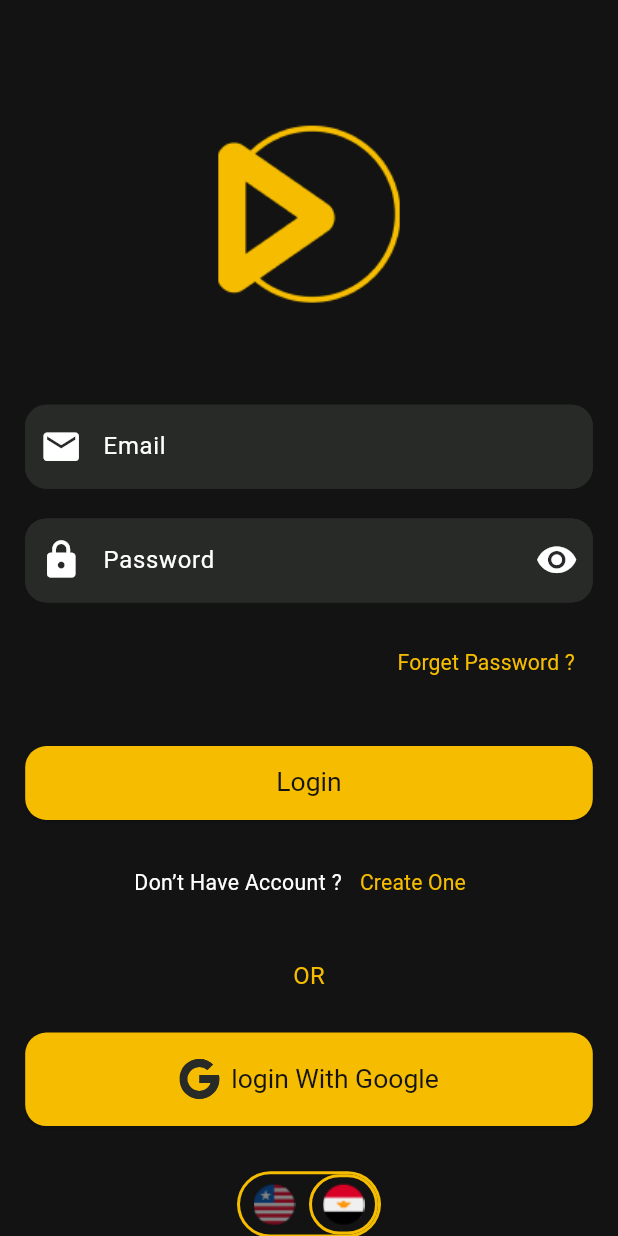
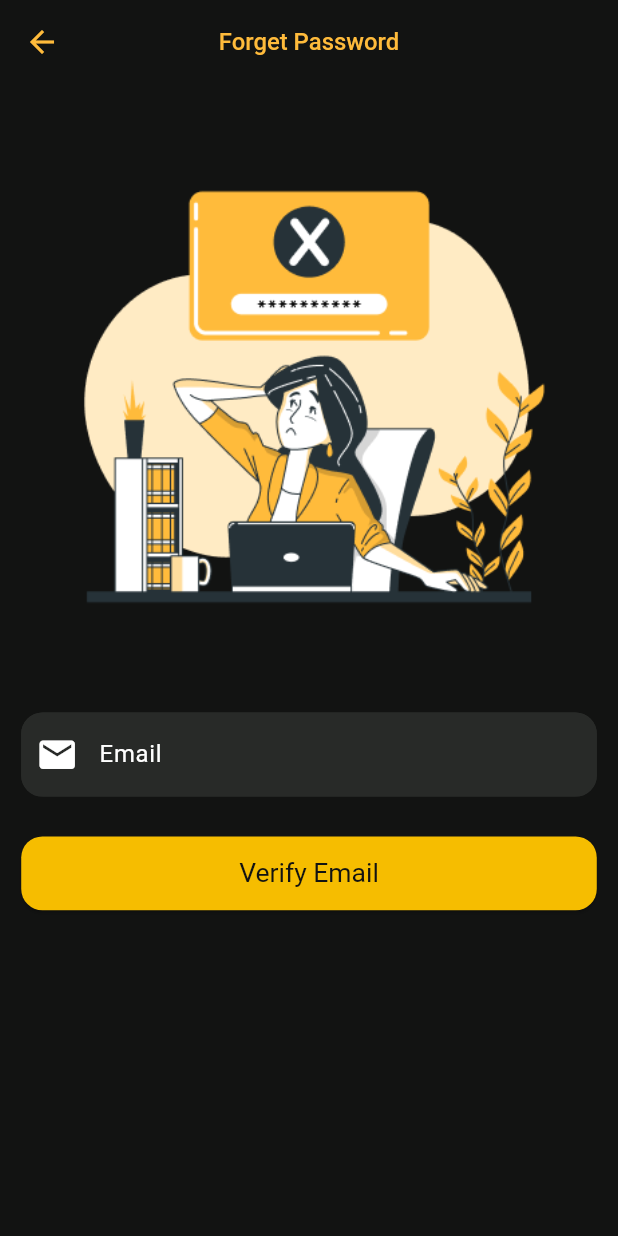
Before and after one commit to abdallah999-rgb/movie-app, a Flutter app: the SignInScreen screen opened directly, after a tap on "Forget Password ?", on a phone screen of 412 x 824 dp. Run offline on Flutter 3.47's test engine with Material 3 defaults, Android fonts, the phone set to English and light mode, and no system bars; drawn by our look-alikes of animated_toggle_switch; our stand-ins replace flutter_screenutil, flutter_svg, google_fonts, introduction_screen.

Commit message:
- finish splash and onboarding - finish authentication ui - begin authentication data logic

```diff
--- a/lib/core/assets_manager/assets_manager.dart
+++ b/lib/core/assets_manager/assets_manager.dart
@@ -12,4 +12,5 @@ class AssetsManager{
   static const String gamer3 = "assets/images/gamer 3.png";
   static const String america = "assets/images/LR.png";
   static const String egypt = "assets/images/EG (1).png";
+  static const String forgetPassword = "assets/images/Forgot password.png";
 }
--- a/lib/core/routes_manager/routes_manager.dart
+++ b/lib/core/routes_manager/routes_manager.dart
@@ -1,4 +1,5 @@
 import 'package:flutter/cupertino.dart';
+import 'package:movie_app/presentation/screens/authentication_screens/reset_password/reset_password.dart';
 import 'package:movie_app/presentation/screens/authentication_screens/sign_in_screen/sign_in_screen.dart';
 import 'package:movie_app/presentation/screens/authentication_screens/sign_up_screen/sign_up.dart';
 import 'package:movie_app/presentation/screens/home_screen/home_page.dart';
@@ -11,6 +12,7 @@ class RoutesManager{
   static const String onBoarding = "/on boarding";
   static const String signUp = "/sign up";
   static const String home = "/home";
+  static const String resetPassword = "/reset";
 
   static Route? router (RouteSettings settings){
     switch(settings.name){
@@ -19,6 +21,7 @@ class RoutesManager{
       case onBoarding : return CupertinoPageRoute(builder: (context) => OnboardingScreens(),);
       case signUp : return CupertinoPageRoute(builder: (context) => SignUpScreen(),);
       case home : return CupertinoPageRoute(builder: (context) => HomePage(),);
+      case resetPassword : return CupertinoPageRoute(builder: (context) => ResetPassword(),);
     }
     return null;
   }
--- /dev/null
+++ b/lib/domain/entities/login_entity.dart
@@ -0,0 +1,5 @@
+class LoginEntity{
+  String? email;
+  String? password;
+  LoginEntity({required this.email,required this.password});
+}
--- /dev/null
+++ b/lib/presentation/screens/authentication_screens/reset_password/reset_password.dart
@@ -0,0 +1,65 @@
+import 'package:flutter/material.dart';
+import 'package:flutter_screenutil/flutter_screenutil.dart';
+import 'package:movie_app/core/assets_manager/assets_manager.dart';
+import 'package:movie_app/core/widgets/custom_elevated_button.dart';
+import 'package:movie_app/core/widgets/custom_text_form_field.dart';
+
+class ResetPassword extends StatefulWidget {
+  const ResetPassword({super.key});
+
+  @override
+  State<ResetPassword> createState() => _ResetPasswordState();
+}
+
+class _ResetPasswordState extends State<ResetPassword> {
+  late TextEditingController emailController;
+  late GlobalKey<FormState> formKey;
+
+  @override
+  void initState() {
+    // TODO: implement initState
+    super.initState();
+    emailController = TextEditingController();
+    formKey = GlobalKey<FormState>();
+  }
+
+  @override
+  Widget build(BuildContext context) {
+    return Form(
+      key: formKey,
+      child: Scaffold(
+        appBar: AppBar(title: Text("Forget Password")),
+        body: Padding(
+          padding:  REdgeInsets.all(16.0),
+          child: Column(
+            crossAxisAlignment: CrossAxisAlignment.stretch,
+            children: [
+              Image.asset(AssetsManager.forgetPassword),
+              SizedBox(height: 24.h),
+              CustomTextFormField(
+                prefixIcon: Icons.email,
+                hint: "Email",
+                controller: emailController,
+                validator: (value) {
+                  if (value == null || value.trim().isEmpty) {
+                    return "Plz, enter the email";
+                  }
+                  if (!RegExp(
+                    r"^[a-zA-Z0-9.a-zA-Z0-9.!#$%&'*+-/=?^_`{|}~]+@[a-zA-Z0-9]+\.[a-zA-Z]+",
+                  ).hasMatch(value)) {
+                    return "Email is not valid";
+                  }
+                  return null;
+                },
+              ),
+              SizedBox(height: 30.h,),
+              CustomElevatedButton(text: "Verify Email", onPress: (){
+                if(!formKey.currentState!.validate()) return;
+              })
+            ],
+          ),
+        ),
+      ),
+    );
+  }
+}
--- a/lib/presentation/screens/authentication_screens/sign_in_screen/sign_in_screen.dart
+++ b/lib/presentation/screens/authentication_screens/sign_in_screen/sign_in_screen.dart
@@ -9,6 +9,16 @@ import 'package:movie_app/core/widgets/custom_elevated_button.dart';
 import 'package:movie_app/core/widgets/custom_text_button.dart';
 import 'package:movie_app/core/widgets/custom_text_form_field.dart';
 import 'package:movie_app/core/widgets/language_widget.dart';
+import 'package:movie_app/domain/entities/login_entity.dart';
+import 'package:movie_app/provider/data_view_model/data_view_model.dart';
+
+import '../../../../data/api_services/api_services.dart';
+import '../../../../data/data_souce_impl/auth_api.dart';
+import '../../../../data/data_souce_impl/login_api.dart';
+import '../../../../data/repo_impl/authentication_repo_impl.dart';
+import '../../../../data/repo_impl/login_rep_impl.dart';
+import '../../../../domain/use_cases/login_use_cases.dart';
+import '../../../../domain/use_cases/sign_up_use_cases.dart';
 
 class SignInScreen extends StatefulWidget {
   const SignInScreen({super.key});
@@ -18,6 +28,7 @@ class SignInScreen extends StatefulWidget {
 }
 
 class _SignInScreenState extends State<SignInScreen> {
+  late DataViewModel dataViewModel;
   late TextEditingController emailController;
   late TextEditingController passwordController;
   late GlobalKey<FormState> formKey;
@@ -26,6 +37,7 @@ class _SignInScreenState extends State<SignInScreen> {
   void initState() {
     // TODO: implement initState
     super.initState();
+    loadData();
     emailController = TextEditingController();
     passwordController = TextEditingController();
     formKey = GlobalKey<FormState>();
@@ -36,6 +48,10 @@ class _SignInScreenState extends State<SignInScreen> {
     super.dispose();
     emailController.dispose();
     passwordController.dispose();
+  }
+  void loadData(){
+    dataViewModel = DataViewModel(signUpUseCases: SignUpUseCases(repositories: AuthRepoImpl(authDataSource: AuthApiDataSourceImpl(apiServices: ApiServices()))), loginUseCases: LoginUseCases(loginRepository: LoginRepoImpl(loginDataSource: LoginApiDataSource(apiServices: ApiServices()))));
+
   }
   @override
   Widget build(BuildContext context) {
@@ -97,11 +113,13 @@ class _SignInScreenState extends State<SignInScreen> {
                 SizedBox(height: 18.h),
                 Align(
                   alignment: Alignment.centerRight,
-                  child: CustomTextButton(text: "Forget Password ?", onPress: () {  },),
+                  child: CustomTextButton(text: "Forget Password ?", onPress: () {
+                    Navigator.pushNamed(context, RoutesManager.resetPassword);
+                  },),
                 ),
                 SizedBox(height: 36.h),
                 CustomElevatedButton(text: "Login", onPress: () {
-                  if(!formKey.currentState!.validate()) return;
+                  login();
                 },),
                 SizedBox(height: 20.h),
 
@@ -171,5 +189,11 @@ class _SignInScreenState extends State<SignInScreen> {
       ),
     );
   }
+void login()async{
+  if(!formKey.currentState!.validate()) return;
+  LoginEntity existedUser = LoginEntity(email: emailController.text, password: passwordController.text);
+ await  dataViewModel.loginUser(existedUser);
+
 
 }
+}
--- a/lib/presentation/screens/authentication_screens/sign_up_screen/sign_up.dart
+++ b/lib/presentation/screens/authentication_screens/sign_up_screen/sign_up.dart
@@ -8,8 +8,11 @@ import 'package:movie_app/core/widgets/custom_text_form_field.dart';
 import 'package:movie_app/core/widgets/language_widget.dart';
 import 'package:movie_app/data/api_services/api_services.dart';
 import 'package:movie_app/data/data_souce_impl/auth_api.dart';
+import 'package:movie_app/data/data_souce_impl/login_api.dart';
 import 'package:movie_app/data/repo_impl/authentication_repo_impl.dart';
+import 'package:movie_app/data/repo_impl/login_rep_impl.dart';
 import 'package:movie_app/domain/entities/sign_up_entity.dart';
+import 'package:movie_app/domain/use_cases/login_use_cases.dart';
 import 'package:movie_app/domain/use_cases/sign_up_use_cases.dart';
 import 'package:movie_app/provider/data_view_model/data_view_model.dart';
 import '../../../../core/routes_manager/routes_manager.dart';
@@ -48,7 +51,7 @@ class _SignUpScreenState extends State<SignUpScreen> {
     formKey = GlobalKey<FormState>();
   }
  void loadData(){
-    dataViewModel = DataViewModel(signUpUseCases: SignUpUseCases(repositories: AuthRepoImpl(authDataSource: AuthApiDataSourceImpl(apiServices: ApiServices()))));
+    dataViewModel = DataViewModel(signUpUseCases: SignUpUseCases(repositories: AuthRepoImpl(authDataSource: AuthApiDataSourceImpl(apiServices: ApiServices()))), loginUseCases: LoginUseCases(loginRepository: LoginRepoImpl(loginDataSource: LoginApiDataSource(apiServices: ApiServices()))));
 
  }
   @override
```
Also changed, not shown: lib/data/api_services/api_services.dart (+45 -16 lines), lib/data/api_services/models/login/LoginResponse.dart (added, +25 -0 lines), lib/data/data_souce_impl/login_api.dart (added, +17 -0 lines), lib/data/data_source/login_data_source.dart (added, +8 -0 lines), lib/data/repo_impl/login_rep_impl.dart (added, +26 -0 lines), lib/domain/repositories/login_repository.dart (added, +7 -0 lines), lib/domain/use_cases/login_use_cases.dart (added, +12 -0 lines), lib/provider/data_view_model/data_view_model.dart (+47 -1 lines), assets/images/Forgot password.png (added).
